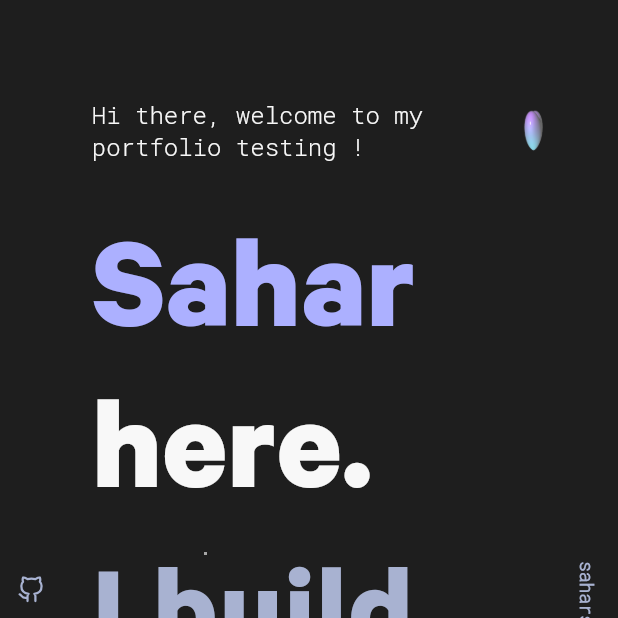
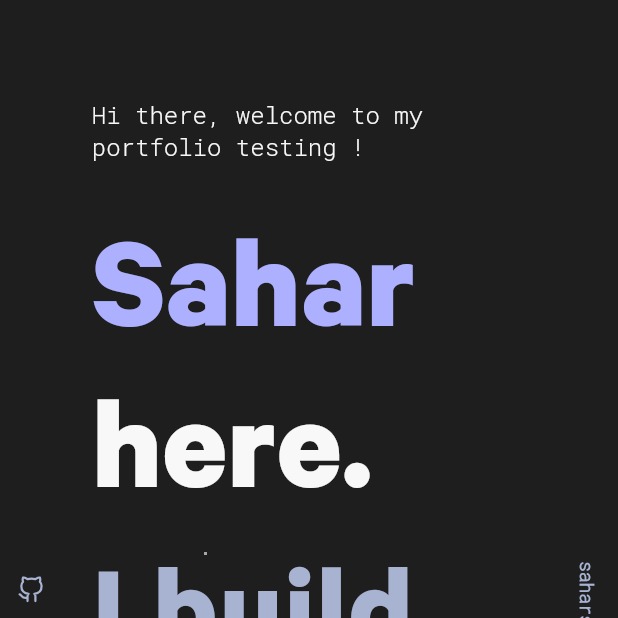
Before and after one commit to Sarraj-Sahar/Portfolio-SS, a Flutter app: the screen it shows after launch, on a phone screen of 412 x 824 dp, the top half of it. Run offline on Flutter 3.47's test engine with Material 2 defaults, Android fonts, the phone set to English and light mode, and no system bars; our stand-ins replace flutter_feather_icons, lottie, scroll_to_index, url_strategy; missing offline and left inert: dart:html.

Commit message:
remove asset for testing

```diff
--- a/lib/components/sections/1.Home.dart
+++ b/lib/components/sections/1.Home.dart
@@ -30,7 +30,7 @@ class HomeHero extends StatelessWidget {
               ),
             ),
           ),
-          Image.asset("assets/imgs/logo.gif", height: 30.0, width: 30.0),
+          // Image.asset("assets/imgs/logo.gif", height: 30.0, width: 30.0),
         ],
       ),
       SizedBox(
```
